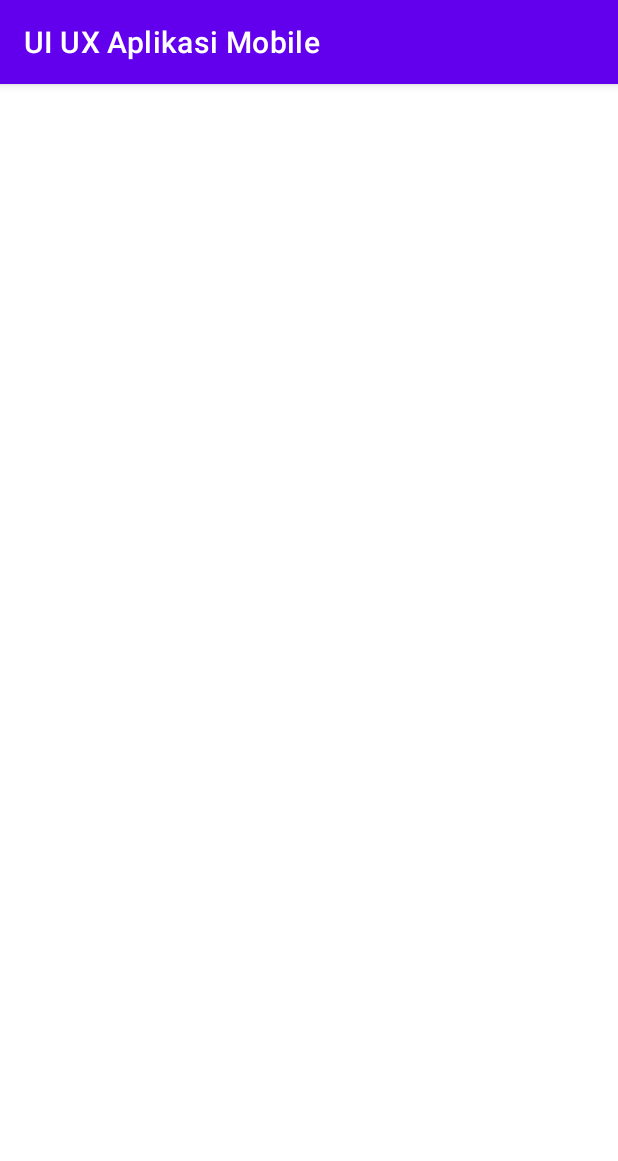
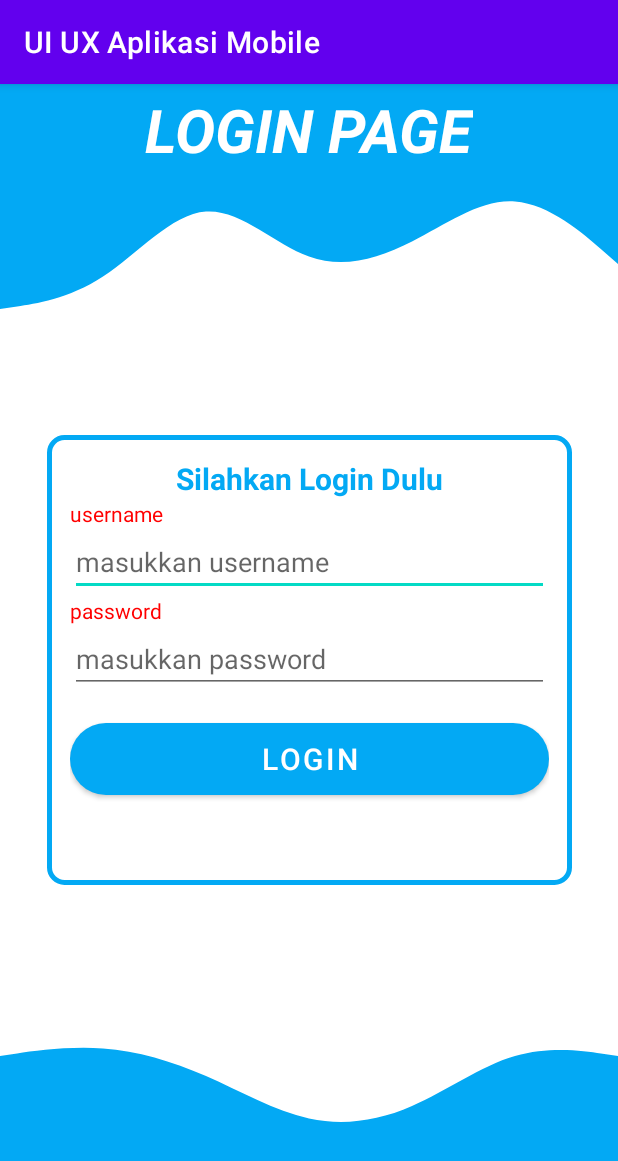
Before and after one commit to EruAPP/UI_UX_Aplikasi_Mobile, an Android app: the login_activiy screen opened directly, with no data from a screen before it, on a phone screen of 412 x 824 dp. Shown: the top 1161 px of the screen. Run offline under Robolectric (Android 15) with nearby library versions, the phone set to English and light mode, and no system bars.

Commit message:
Fendriko Tjendra_1911500043 Login Activity (La Sudeh Pak)

```diff
--- /dev/null
+++ b/app/src/main/res/drawable/button_shape.xml
@@ -0,0 +1,6 @@
+<?xml version="1.0" encoding="utf-8"?>
+<shape xmlns:android="http://schemas.android.com/apk/res/android">
+    <solid android:color="@color/biru"/>
+    <corners android:radius="30dp"/>
+    <size android:width="100dp" android:height="20dp"/>
+</shape>
--- /dev/null
+++ b/app/src/main/res/drawable/ic_waveatas.xml
@@ -0,0 +1,9 @@
+<vector xmlns:android="http://schemas.android.com/apk/res/android"
+    android:width="1440dp"
+    android:height="300dp"
+    android:viewportWidth="1440"
+    android:viewportHeight="320">
+  <path
+      android:pathData="M0,288L40,282.7C80,277 160,267 240,218.7C320,171 400,85 480,80C560,75 640,149 720,176C800,203 880,181 960,144C1040,107 1120,53 1200,58.7C1280,64 1360,128 1400,160L1440,192L1440,0L1400,0C1360,0 1280,0 1200,0C1120,0 1040,0 960,0C880,0 800,0 720,0C640,0 560,0 480,0C400,0 320,0 240,0C160,0 80,0 40,0L0,0Z"
+      android:fillColor="#03A9F4"/>
+</vector>
--- /dev/null
+++ b/app/src/main/res/drawable/ic_wavebawah.xml
@@ -0,0 +1,9 @@
+<vector xmlns:android="http://schemas.android.com/apk/res/android"
+    android:width="1440dp"
+    android:height="320dp"
+    android:viewportWidth="1440"
+    android:viewportHeight="320">
+  <path
+      android:pathData="M0,128L40,122.7C80,117 160,107 240,112C320,117 400,139 480,170.7C560,203 640,245 720,261.3C800,277 880,267 960,234.7C1040,203 1120,149 1200,128C1280,107 1360,117 1400,122.7L1440,128L1440,320L1400,320C1360,320 1280,320 1200,320C1120,320 1040,320 960,320C880,320 800,320 720,320C640,320 560,320 480,320C400,320 320,320 240,320C160,320 80,320 40,320L0,320Z"
+      android:fillColor="#03A9F4"/>
+</vector>
--- /dev/null
+++ b/app/src/main/res/drawable/kotak_stroke.xml
@@ -0,0 +1,7 @@
+<?xml version="1.0" encoding="utf-8"?>
+<shape xmlns:android="http://schemas.android.com/apk/res/android">
+    <solid android:color="@color/white"/>
+    <corners android:radius="10dp"/>
+    <stroke android:color="@color/biru" android:width="3dp"/>
+    <size android:height="200dp" android:width="400dp"/>
+</shape>
--- a/app/src/main/res/layout/login_activiy.xml
+++ b/app/src/main/res/layout/login_activiy.xml
@@ -4,6 +4,128 @@
     xmlns:tools="http://schemas.android.com/tools"
     android:layout_width="match_parent"
     android:layout_height="match_parent"
+    android:background="#FFFFFF"
     tools:context=".login_activiy">
 
+    <View
+        android:id="@+id/view3"
+        android:layout_width="match_parent"
+        android:layout_height="60dp"
+        android:background="@color/biru"
+        app:layout_constraintEnd_toEndOf="parent"
+        app:layout_constraintStart_toStartOf="parent"
+        app:layout_constraintTop_toTopOf="parent" />
+
+    <View
+        android:id="@+id/view4"
+        android:layout_width="match_parent"
+        android:layout_height="60dp"
+        android:background="@color/biru"
+        app:layout_constraintBottom_toBottomOf="parent"
+        app:layout_constraintEnd_toEndOf="parent"
+        app:layout_constraintHorizontal_bias="0.0"
+        app:layout_constraintStart_toStartOf="parent" />
+
+    <View
+        android:id="@+id/view2"
+        android:layout_width="match_parent"
+        android:layout_height="100dp"
+        android:background="@drawable/ic_waveatas"
+        app:layout_constraintEnd_toEndOf="parent"
+        app:layout_constraintStart_toStartOf="parent"
+        app:layout_constraintTop_toBottomOf="@+id/view3" />
+
+    <View
+        android:id="@+id/view5"
+        android:layout_width="match_parent"
+        android:layout_height="100dp"
+        android:background="@drawable/ic_wavebawah"
+        app:layout_constraintBottom_toTopOf="@+id/view4"
+        app:layout_constraintStart_toStartOf="parent" />
+
+    <TextView
+        android:id="@+id/textView3"
+        android:layout_width="wrap_content"
+        android:layout_height="wrap_content"
+        android:text="LOGIN PAGE"
+        android:textColor="#FFFFFF"
+        android:textSize="40sp"
+        android:textStyle="bold|italic"
+        app:layout_constraintBottom_toBottomOf="@+id/view3"
+        app:layout_constraintEnd_toEndOf="@+id/view3"
+        app:layout_constraintStart_toStartOf="@+id/view3"
+        app:layout_constraintTop_toTopOf="@+id/view3" />
+
+    <LinearLayout
+        android:id="@+id/linearLayout"
+        android:layout_width="350dp"
+        android:layout_height="300dp"
+        android:orientation="vertical"
+        app:layout_constraintBottom_toBottomOf="parent"
+        app:layout_constraintEnd_toEndOf="parent"
+        app:layout_constraintStart_toStartOf="parent"
+        app:layout_constraintTop_toTopOf="@+id/view3">
+
+        <LinearLayout
+            android:layout_width="350dp"
+            android:layout_height="300dp"
+            android:background="@drawable/kotak_stroke"
+            android:orientation="vertical"
+            android:padding="15dp">
+
+            <TextView
+                android:id="@+id/textView4"
+                android:layout_width="match_parent"
+                android:layout_height="wrap_content"
+                android:gravity="center"
+                android:text="Silahkan Login Dulu"
+                android:textColor="@color/biru"
+                android:textSize="20sp"
+                android:textStyle="bold" />
+
+            <TextView
+                android:id="@+id/textView5"
+                android:layout_width="match_parent"
+                android:layout_height="wrap_content"
+                android:text="username"
+                android:textColor="#FF0000" />
+
+            <EditText
+                android:id="@+id/editTextTextPersonName2"
+                android:layout_width="match_parent"
+                android:layout_height="wrap_content"
+                android:ems="10"
+                android:hint="masukkan username"
+                android:inputType="textPersonName"
+                android:textColor="#0024FF" />
+
+            <TextView
+                android:id="@+id/textView6"
+                android:layout_width="match_parent"
+                android:layout_height="wrap_content"
+                android:text="password"
+                android:textColor="#FF0000" />
+
+            <EditText
+                android:id="@+id/editTextTextPersonName"
+                android:layout_width="match_parent"
+                android:layout_height="wrap_content"
+                android:ems="10"
+                android:hint="masukkan password"
+                android:inputType="textPersonName"
+                android:textColor="#0024FF" />
+
+            <Button
+                android:id="@+id/button"
+                android:layout_width="match_parent"
+                android:layout_height="wrap_content"
+                android:layout_marginTop="20dp"
+                android:background="@drawable/button_shape"
+                android:text="LOGIN"
+                android:textSize="20sp"
+                app:backgroundTint="@color/biru" />
+
+        </LinearLayout>
+    </LinearLayout>
+
 </androidx.constraintlayout.widget.ConstraintLayout>
```
